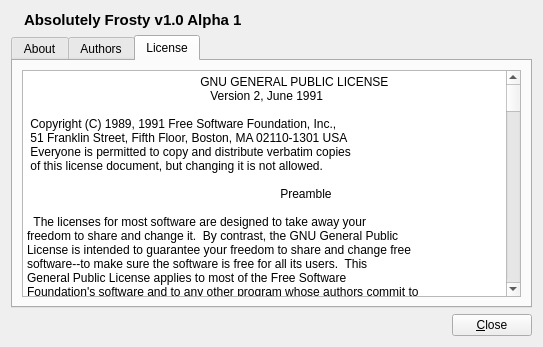
Above: client/ui/About.ui from erikku/frosty before the change. Below: the same form after it.
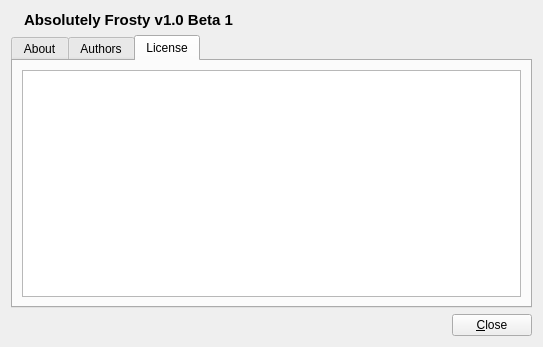
That is the form after the change. The open tabs and pages were chosen to show the change. Icons and pictures are not drawn.

```diff
--- a/client/ui/About.ui
+++ b/client/ui/About.ui
@@ -17,9 +17,9 @@
    <iconset resource="../megatendb.qrc">
     <normaloff>:/megatendb.png</normaloff>:/megatendb.png</iconset>
   </property>
-  <layout class="QVBoxLayout" name="verticalLayout">
+  <layout class="QVBoxLayout">
    <item>
-    <layout class="QHBoxLayout" name="horizontalLayout">
+    <layout class="QHBoxLayout">
      <item>
       <widget class="QLabel" name="icon">
        <property name="sizePolicy">
@@ -43,7 +43,7 @@
         </font>
        </property>
        <property name="text">
-        <string>Absolutely Frosty v1.0 Alpha 1</string>
+        <string>Absolutely Frosty v1.0 Beta 1</string>
        </property>
       </widget>
      </item>
@@ -114,350 +114,9 @@
       <attribute name="title">
        <string>License</string>
       </attribute>
-      <layout class="QVBoxLayout" name="verticalLayout_2">
+      <layout class="QVBoxLayout">
        <item>
         <widget class="QPlainTextEdit" name="license">
-         <property name="plainText">
-          <string>		    GNU GENERAL PUBLIC LICENSE
-		       Version 2, June 1991
-
- Copyright (C) 1989, 1991 Free Software Foundation, Inc.,
- 51 Franklin Street, Fifth Floor, Boston, MA 02110-1301 USA
- Everyone is permitted to copy and distribute verbatim copies
- of this license document, but changing it is not allowed.
-
-			    Preamble
-
-  The licenses for most software are designed to take away your
-freedom to share and change it.  By contrast, the GNU General Public
-License is intended to guarantee your freedom to share and change free
-software--to make sure the software is free for all its users.  This
-General Public License applies to most of the Free Software
-Foundation's software and to any other program whose authors commit to
-using it.  (Some other Free Software Foundation software is covered by
-the GNU Lesser General Public License instead.)  You can apply it to
-your programs, too.
-
-  When we speak of free software, we are referring to freedom, not
-price.  Our General Public Licenses are designed to make sure that you
-have the freedom to distribute copies of free software (and charge for
-this service if you wish), that you receive source code or can get it
-if you want it, that you can change the software or use pieces of it
-in new free programs; and that you know you can do these things.
-
-  To protect your rights, we need to make restrictions that forbid
-anyone to deny you these rights or to ask you to surrender the rights.
-These restrictions translate to certain responsibilities for you if you
-distribute copies of the software, or if you modify it.
-
-  For example, if you distribute copies of such a program, whether
-gratis or for a fee, you must give the recipients all the rights that
-you have.  You must make sure that they, too, receive or can get the
-source code.  And you must show them these terms so they know their
-rights.
-
-  We protect your rights with two steps: (1) copyright the software, and
-(2) offer you this license which gives you legal permission to copy,
-distribute and/or modify the software.
-
-  Also, for each author's protection and ours, we want to make certain
-that everyone understands that there is no warranty for this free
-software.  If the software is modified by someone else and passed on, we
-want its recipients to know that what they have is not the original, so
-that any problems introduced by others will not reflect on the original
-authors' reputations.
-
-  Finally, any free program is threatened constantly by software
-patents.  We wish to avoid the danger that redistributors of a free
-program will individually obtain patent licenses, in effect making the
-program proprietary.  To prevent this, we have made it clear that any
-patent must be licensed for everyone's free use or not licensed at all.
-
-  The precise terms and conditions for copying, distribution and
-modification follow.
-
-		    GNU GENERAL PUBLIC LICENSE
-   TERMS AND CONDITIONS FOR COPYING, DISTRIBUTION AND MODIFICATION
-
-  0. This License applies to any program or other work which contains
-a notice placed by the copyright holder saying it may be distributed
-under the terms of this General Public License.  The &quot;Program&quot;, below,
-refers to any such program or work, and a &quot;work based on the Program&quot;
-means either the Program or any derivative work under copyright law:
-that is to say, a work containing the Program or a portion of it,
-either verbatim or with modifications and/or translated into another
-language.  (Hereinafter, translation is included without limitation in
-the term &quot;modification&quot;.)  Each licensee is addressed as &quot;you&quot;.
-
-Activities other than copying, distribution and modification are not
-covered by this License; they are outside its scope.  The act of
-running the Program is not restricted, and the output from the Program
-is covered only if its contents constitute a work based on the
-Program (independent of having been made by running the Program).
-Whether that is true depends on what the Program does.
-
-  1. You may copy and distribute verbatim copies of the Program's
-source code as you receive it, in any medium, provided that you
-conspicuously and appropriately publish on each copy an appropriate
-copyright notice and disclaimer of warranty; keep intact all the
-notices that refer to this License and to the absence of any warranty;
-and give any other recipients of the Program a copy of this License
-along with the Program.
-
-You may charge a fee for the physical act of transferring a copy, and
-you may at your option offer warranty protection in exchange for a fee.
-
-  2. You may modify your copy or copies of the Program or any portion
-of it, thus forming a work based on the Program, and copy and
-distribute such modifications or work under the terms of Section 1
-above, provided that you also meet all of these conditions:
-
-    a) You must cause the modified files to carry prominent notices
-    stating that you changed the files and the date of any change.
-
-    b) You must cause any work that you distribute or publish, that in
-    whole or in part contains or is derived from the Program or any
-    part thereof, to be licensed as a whole at no charge to all third
-    parties under the terms of this License.
-
-    c) If the modified program normally reads commands interactively
-    when run, you must cause it, when started running for such
-    interactive use in the most ordinary way, to print or display an
-    announcement including an appropriate copyright notice and a
-    notice that there is no warranty (or else, saying that you provide
-    a warranty) and that users may redistribute the program under
-    these conditions, and telling the user how to view a copy of this
-    License.  (Exception: if the Program itself is interactive but
-    does not normally print such an announcement, your work based on
-    the Program is not required to print an announcement.)
-
-These requirements apply to the modified work as a whole.  If
-identifiable sections of that work are not derived from the Program,
-and can be reasonably considered independent and separate works in
-themselves, then this License, and its terms, do not apply to those
-sections when you distribute them as separate works.  But when you
-distribute the same sections as part of a whole which is a work based
-on the Program, the distribution of the whole must be on the terms of
-this License, whose permissions for other licensees extend to the
-entire whole, and thus to each and every part regardless of who wrote it.
-
-Thus, it is not the intent of this section to claim rights or contest
-your rights to work written entirely by you; rather, the intent is to
-exercise the right to control the distribution of derivative or
-collective works based on the Program.
-
-In addition, mere aggregation of another work not based on the Program
-with the Program (or with a work based on the Program) on a volume of
-a storage or distribution medium does not bring the other work under
-the scope of this License.
-
-  3. You may copy and distribute the Program (or a work based on it,
-under Section 2) in object code or executable form under the terms of
-Sections 1 and 2 above provided that you also do one of the following:
-
-    a) Accompany it with the complete corresponding machine-readable
-    source code, which must be distributed under the terms of Sections
-    1 and 2 above on a medium customarily used for software interchange; or,
-
-    b) Accompany it with a written offer, valid for at least three
-    years, to give any third party, for a charge no more than your
-    cost of physically performing source distribution, a complete
-    machine-readable copy of the corresponding source code, to be
-    distributed under the terms of Sections 1 and 2 above on a medium
-    customarily used for software interchange; or,
-
-    c) Accompany it with the information you received as to the offer
-    to distribute corresponding source code.  (This alternative is
-    allowed only for noncommercial distribution and only if you
-    received the program in object code or executable form with such
-    an offer, in accord with Subsection b above.)
-
-The source code for a work means the preferred form of the work for
-making modifications to it.  For an executable work, complete source
-code means all the source code for all modules it contains, plus any
-associated interface definition files, plus the scripts used to
-control compilation and installation of the executable.  However, as a
-special exception, the source code distributed need not include
-anything that is normally distributed (in either source or binary
-form) with the major components (compiler, kernel, and so on) of the
-operating system on which the executable runs, unless that component
-itself accompanies the executable.
-
-If distribution of executable or object code is made by offering
-access to copy from a designated place, then offering equivalent
-access to copy the source code from the same place counts as
-distribution of the source code, even though third parties are not
-compelled to copy the source along with the object code.
-
-  4. You may not copy, modify, sublicense, or distribute the Program
-except as expressly provided under this License.  Any attempt
-otherwise to copy, modify, sublicense or distribute the Program is
-void, and will automatically terminate your rights under this License.
-However, parties who have received copies, or rights, from you under
-this License will not have their licenses terminated so long as such
-parties remain in full compliance.
-
-  5. You are not required to accept this License, since you have not
-signed it.  However, nothing else grants you permission to modify or
-distribute the Program or its derivative works.  These actions are
-prohibited by law if you do not accept this License.  Therefore, by
-modifying or distributing the Program (or any work based on the
-Program), you indicate your acceptance of this License to do so, and
-all its terms and conditions for copying, distributing or modifying
-the Program or works based on it.
-
-  6. Each time you redistribute the Program (or any work based on the
-Program), the recipient automatically receives a license from the
-original licensor to copy, distribute or modify the Program subject to
-these terms and conditions.  You may not impose any further
-restrictions on the recipients' exercise of the rights granted herein.
-You are not responsible for enforcing compliance by third parties to
-this License.
-
-  7. If, as a consequence of a court judgment or allegation of patent
-infringement or for any other reason (not limited to patent issues),
-conditions are imposed on you (whether by court order, agreement or
-otherwise) that contradict the conditions of this License, they do not
-excuse you from the conditions of this License.  If you cannot
-distribute so as to satisfy simultaneously your obligations under this
-License and any other pertinent obligations, then as a consequence you
-may not distribute the Program at all.  For example, if a patent
-license would not permit royalty-free redistribution of the Program by
-all those who receive copies directly or indirectly through you, then
-the only way you could satisfy both it and this License would be to
-refrain entirely from distribution of the Program.
-
-If any portion of this section is held invalid or unenforceable under
-any particular circumstance, the balance of the section is intended to
-apply and the section as a whole is intended to apply in other
-circumstances.
-
-It is not the purpose of this section to induce you to infringe any
-patents or other property right claims or to contest validity of any
-such claims; this section has the sole purpose of protecting the
-integrity of the free software distribution system, which is
-implemented by public license practices.  Many people have made
-generous contributions to the wide range of software distributed
-through that system in reliance on consistent application of that
-system; it is up to the author/donor to decide if he or she is willing
-to distribute software through any other system and a licensee cannot
-impose that choice.
-
-This section is intended to make thoroughly clear what is believed to
-be a consequence of the rest of this License.
-
-  8. If the distribution and/or use of the Program is restricted in
-certain countries either by patents or by copyrighted interfaces, the
-original copyright holder who places the Program under this License
-may add an explicit geographical distribution limitation excluding
-those countries, so that distribution is permitted only in or among
-countries not thus excluded.  In such case, this License incorporates
-the limitation as if written in the body of this License.
-
-  9. The Free Software Foundation may publish revised and/or new versions
-of the General Public License from time to time.  Such new versions will
-be similar in spirit to the present version, but may differ in detail to
-address new problems or concerns.
-
-Each version is given a distinguishing version number.  If the Program
-specifies a version number of this License which applies to it and &quot;any
-later version&quot;, you have the option of following the terms and conditions
-either of that version or of any later version published by the Free
-Software Foundation.  If the Program does not specify a version number of
-this License, you may choose any version ever published by the Free Software
-Foundation.
-
-  10. If you wish to incorporate parts of the Program into other free
-programs whose distribution conditions are different, write to the author
-to ask for permission.  For software which is copyrighted by the Free
-Software Foundation, write to the Free Software Foundation; we sometimes
-make exceptions for this.  Our decision will be guided by the two goals
-of preserving the free status of all derivatives of our free software and
-of promoting the sharing and reuse of software generally.
-
-			    NO WARRANTY
-
-  11. BECAUSE THE PROGRAM IS LICENSED FREE OF CHARGE, THERE IS NO WARRANTY
-FOR THE PROGRAM, TO THE EXTENT PERMITTED BY APPLICABLE LAW.  EXCEPT WHEN
-OTHERWISE STATED IN WRITING THE COPYRIGHT HOLDERS AND/OR OTHER PARTIES
-PROVIDE THE PROGRAM &quot;AS IS&quot; WITHOUT WARRANTY OF ANY KIND, EITHER EXPRESSED
-OR IMPLIED, INCLUDING, BUT NOT LIMITED TO, THE IMPLIED WARRANTIES OF
-MERCHANTABILITY AND FITNESS FOR A PARTICULAR PURPOSE.  THE ENTIRE RISK AS
-TO THE QUALITY AND PERFORMANCE OF THE PROGRAM IS WITH YOU.  SHOULD THE
-PROGRAM PROVE DEFECTIVE, YOU ASSUME THE COST OF ALL NECESSARY SERVICING,
-REPAIR OR CORRECTION.
-
-  12. IN NO EVENT UNLESS REQUIRED BY APPLICABLE LAW OR AGREED TO IN WRITING
-WILL ANY COPYRIGHT HOLDER, OR ANY OTHER PARTY WHO MAY MODIFY AND/OR
-REDISTRIBUTE THE PROGRAM AS PERMITTED ABOVE, BE LIABLE TO YOU FOR DAMAGES,
-INCLUDING ANY GENERAL, SPECIAL, INCIDENTAL OR CONSEQUENTIAL DAMAGES ARISING
-OUT OF THE USE OR INABILITY TO USE THE PROGRAM (INCLUDING BUT NOT LIMITED
-TO LOSS OF DATA OR DATA BEING RENDERED INACCURATE OR LOSSES SUSTAINED BY
-YOU OR THIRD PARTIES OR A FAILURE OF THE PROGRAM TO OPERATE WITH ANY OTHER
-PROGRAMS), EVEN IF SUCH HOLDER OR OTHER PARTY HAS BEEN ADVISED OF THE
-POSSIBILITY OF SUCH DAMAGES.
-
-		     END OF TERMS AND CONDITIONS
-
-	    How to Apply These Terms to Your New Programs
-
-  If you develop a new program, and you want it to be of the greatest
-possible use to the public, the best way to achieve this is to make it
-free software which everyone can redistribute and change under these terms.
-
-  To do so, attach the following notices to the program.  It is safest
-to attach them to the start of each source file to most effectively
-convey the exclusion of warranty; and each file should have at least
-the &quot;copyright&quot; line and a pointer to where the full notice is found.
-
-    &lt;one line to give the program's name and a brief idea of what it does.&gt;
-    Copyright (C) &lt;year&gt;  &lt;name of author&gt;
-
-    This program is free software; you can redistribute it and/or modify
-    it under the terms of the GNU General Public License as published by
-    the Free Software Foundation; either version 2 of the License, or
-    (at your option) any later version.
-
-    This program is distributed in the hope that it will be useful,
-    but WITHOUT ANY WARRANTY; without even the implied warranty of
-    MERCHANTABILITY or FITNESS FOR A PARTICULAR PURPOSE.  See the
-    GNU General Public License for more details.
-
-    You should have received a copy of the GNU General Public License along
-    with this program; if not, write to the Free Software Foundation, Inc.,
-    51 Franklin Street, Fifth Floor, Boston, MA 02110-1301 USA.
-
-Also add information on how to contact you by electronic and paper mail.
-
-If the program is interactive, make it output a short notice like this
-when it starts in an interactive mode:
-
-    Gnomovision version 69, Copyright (C) year name of author
-    Gnomovision comes with ABSOLUTELY NO WARRANTY; for details type `show w'.
-    This is free software, and you are welcome to redistribute it
-    under certain conditions; type `show c' for details.
-
-The hypothetical commands `show w' and `show c' should show the appropriate
-parts of the General Public License.  Of course, the commands you use may
-be called something other than `show w' and `show c'; they could even be
-mouse-clicks or menu items--whatever suits your program.
-
-You should also get your employer (if you work as a programmer) or your
-school, if any, to sign a &quot;copyright disclaimer&quot; for the program, if
-necessary.  Here is a sample; alter the names:
-
-  Yoyodyne, Inc., hereby disclaims all copyright interest in the program
-  `Gnomovision' (which makes passes at compilers) written by James Hacker.
-
-  &lt;signature of Ty Coon&gt;, 1 April 1989
-  Ty Coon, President of Vice
-
-This General Public License does not permit incorporating your program into
-proprietary programs.  If your program is a subroutine library, you may
-consider it more useful to permit linking proprietary applications with the
-library.  If this is what you want to do, use the GNU Lesser General
-Public License instead of this License.</string>
-         </property>
          <property name="lineWrapMode">
           <enum>QPlainTextEdit::NoWrap</enum>
          </property>
@@ -468,7 +127,7 @@
     </widget>
    </item>
    <item>
-    <layout class="QHBoxLayout" name="horizontalLayout_2">
+    <layout class="QHBoxLayout">
      <item>
       <spacer name="horizontalSpacer">
        <property name="orientation">
```
Left out of the diff: 6 changed lines with no effect on the pictures.
